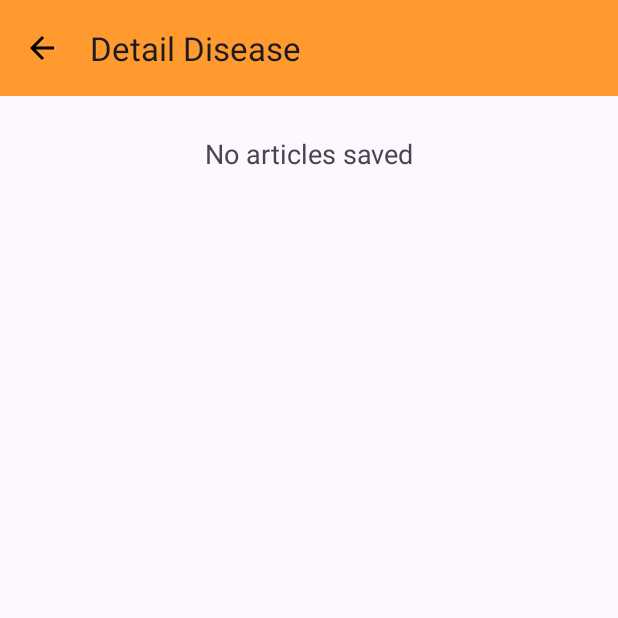
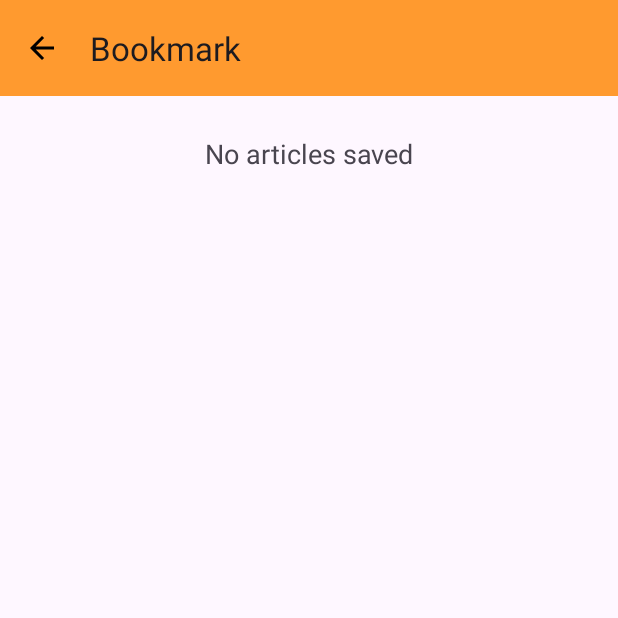
Before and after one commit to Carepet-ID/carepet-id-android, an Android app: the BookmarkActivity screen opened directly, with no data from a screen before it, on a phone screen of 412 x 824 dp, the top half of it. Run offline under Robolectric (Android 15) with nearby library versions, the phone set to English and light mode, and no system bars; our stand-ins replace data binding, paging; pictures from the network do not load.

Commit message:
Update activity_bookmark.xml

```diff
--- a/app/src/main/res/layout/activity_bookmark.xml
+++ b/app/src/main/res/layout/activity_bookmark.xml
@@ -16,7 +16,7 @@
             android:background="?attr/colorSecondary"
             android:theme="@style/ThemeOverlay.AppCompat.ActionBar"
             app:layout_constraintTop_toTopOf="parent"
-            app:title="Detail Disease"
+            app:title="Bookmark"
             app:navigationIcon="@drawable/ic_back_arrow" />
 
         <FrameLayout
```
